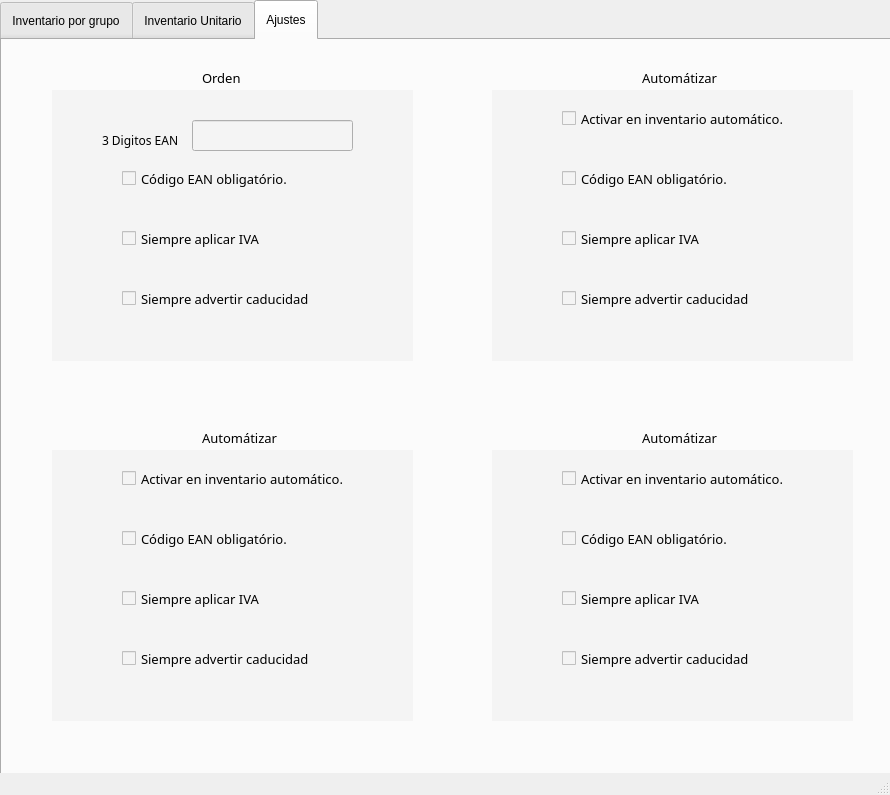
This is UI/modulo_producto_unidad.ui in adriii0104/ABAS_SYSTEM as Qt 5 draws it before an edit. The edited form follows.
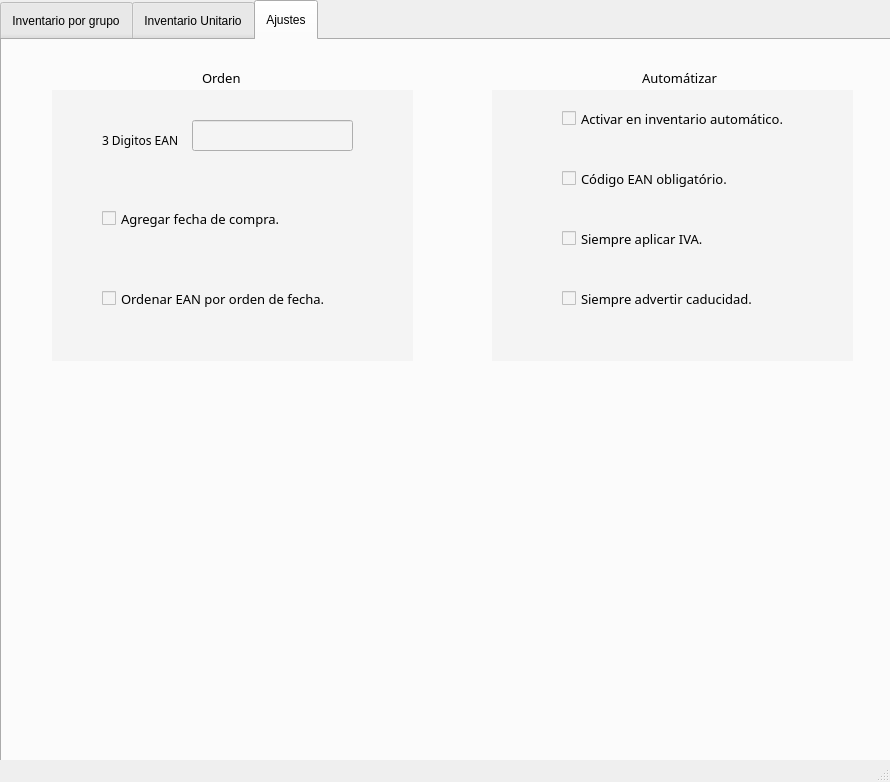
This is the edited form. Icons and pictures are not drawn.

```diff
--- a/UI/modulo_producto_unidad.ui
+++ b/UI/modulo_producto_unidad.ui
@@ -7,7 +7,7 @@
     <x>0</x>
     <y>0</y>
     <width>890</width>
-    <height>795</height>
+    <height>782</height>
    </rect>
   </property>
   <property name="windowTitle">
@@ -1341,7 +1341,7 @@
         </font>
        </property>
        <property name="text">
-        <string>Siempre aplicar IVA</string>
+        <string>Siempre aplicar IVA.</string>
        </property>
       </widget>
       <widget class="QCheckBox" name="checkBox_6">
@@ -1360,7 +1360,7 @@
         </font>
        </property>
        <property name="text">
-        <string>Siempre advertir caducidad</string>
+        <string>Siempre advertir caducidad.</string>
        </property>
       </widget>
      </widget>
@@ -1376,63 +1376,6 @@
       <property name="styleSheet">
        <string notr="true">background: #f4f4f4;</string>
       </property>
-      <widget class="QCheckBox" name="checkBox_16">
-       <property name="geometry">
-        <rect>
-         <x>70</x>
-         <y>80</y>
-         <width>261</width>
-         <height>17</height>
-        </rect>
-       </property>
-       <property name="font">
-        <font>
-         <family>Bahnschrift Light</family>
-         <pointsize>10</pointsize>
-        </font>
-       </property>
-       <property name="text">
-        <string>Código EAN obligatório.</string>
-       </property>
-      </widget>
-      <widget class="QCheckBox" name="checkBox_17">
-       <property name="geometry">
-        <rect>
-         <x>70</x>
-         <y>140</y>
-         <width>261</width>
-         <height>17</height>
-        </rect>
-       </property>
-       <property name="font">
-        <font>
-         <family>Bahnschrift Light</family>
-         <pointsize>10</pointsize>
-        </font>
-       </property>
-       <property name="text">
-        <string>Siempre aplicar IVA</string>
-       </property>
-      </widget>
-      <widget class="QCheckBox" name="checkBox_18">
-       <property name="geometry">
-        <rect>
-         <x>70</x>
-         <y>200</y>
-         <width>261</width>
-         <height>17</height>
-        </rect>
-       </property>
-       <property name="font">
-        <font>
-         <family>Bahnschrift Light</family>
-         <pointsize>10</pointsize>
-        </font>
-       </property>
-       <property name="text">
-        <string>Siempre advertir caducidad</string>
-       </property>
-      </widget>
       <widget class="QLineEdit" name="lineEdit_19">
        <property name="geometry">
         <rect>
@@ -1461,24 +1404,11 @@
         <string>3 Digitos EAN</string>
        </property>
       </widget>
-     </widget>
-     <widget class="QWidget" name="widget_5" native="true">
-      <property name="geometry">
-       <rect>
-        <x>50</x>
-        <y>410</y>
-        <width>361</width>
-        <height>271</height>
-       </rect>
-      </property>
-      <property name="styleSheet">
-       <string notr="true">background: #f4f4f4;</string>
-      </property>
-      <widget class="QCheckBox" name="checkBox_23">
+      <widget class="QCheckBox" name="checkBox_7">
        <property name="geometry">
         <rect>
-         <x>70</x>
-         <y>20</y>
+         <x>50</x>
+         <y>120</y>
          <width>261</width>
          <height>17</height>
         </rect>
@@ -1490,51 +1420,13 @@
         </font>
        </property>
        <property name="text">
-        <string>Activar en inventario automático.</string>
+        <string>Agregar fecha de compra.</string>
        </property>
       </widget>
-      <widget class="QCheckBox" name="checkBox_24">
+      <widget class="QCheckBox" name="checkBox_8">
        <property name="geometry">
         <rect>
-         <x>70</x>
-         <y>80</y>
-         <width>261</width>
-         <height>17</height>
-        </rect>
-       </property>
-       <property name="font">
-        <font>
-         <family>Bahnschrift Light</family>
-         <pointsize>10</pointsize>
-        </font>
-       </property>
-       <property name="text">
-        <string>Código EAN obligatório.</string>
-       </property>
-      </widget>
-      <widget class="QCheckBox" name="checkBox_25">
-       <property name="geometry">
-        <rect>
-         <x>70</x>
-         <y>140</y>
-         <width>261</width>
-         <height>17</height>
-        </rect>
-       </property>
-       <property name="font">
-        <font>
-         <family>Bahnschrift Light</family>
-         <pointsize>10</pointsize>
-        </font>
-       </property>
-       <property name="text">
-        <string>Siempre aplicar IVA</string>
-       </property>
-      </widget>
-      <widget class="QCheckBox" name="checkBox_26">
-       <property name="geometry">
-        <rect>
-         <x>70</x>
+         <x>50</x>
          <y>200</y>
          <width>261</width>
          <height>17</height>
@@ -1547,118 +1439,10 @@
         </font>
        </property>
        <property name="text">
-        <string>Siempre advertir caducidad</string>
+        <string>Ordenar EAN por orden de fecha.</string>
        </property>
       </widget>
      </widget>
-     <widget class="QWidget" name="widget_6" native="true">
-      <property name="geometry">
-       <rect>
-        <x>490</x>
-        <y>410</y>
-        <width>361</width>
-        <height>271</height>
-       </rect>
-      </property>
-      <property name="styleSheet">
-       <string notr="true">background: #f4f4f4;</string>
-      </property>
-      <widget class="QCheckBox" name="checkBox_31">
-       <property name="geometry">
-        <rect>
-         <x>70</x>
-         <y>20</y>
-         <width>261</width>
-         <height>17</height>
-        </rect>
-       </property>
-       <property name="font">
-        <font>
-         <family>Bahnschrift Light</family>
-         <pointsize>10</pointsize>
-        </font>
-       </property>
-       <property name="text">
-        <string>Activar en inventario automático.</string>
-       </property>
-      </widget>
-      <widget class="QCheckBox" name="checkBox_32">
-       <property name="geometry">
-        <rect>
-         <x>70</x>
-         <y>80</y>
-         <width>261</width>
-         <height>17</height>
-        </rect>
-       </property>
-       <property name="font">
-        <font>
-         <family>Bahnschrift Light</family>
-         <pointsize>10</pointsize>
-        </font>
-       </property>
-       <property name="text">
-        <string>Código EAN obligatório.</string>
-       </property>
-      </widget>
-      <widget class="QCheckBox" name="checkBox_33">
-       <property name="geometry">
-        <rect>
-         <x>70</x>
-         <y>140</y>
-         <width>261</width>
-         <height>17</height>
-        </rect>
-       </property>
-       <property name="font">
-        <font>
-         <family>Bahnschrift Light</family>
-         <pointsize>10</pointsize>
-        </font>
-       </property>
-       <property name="text">
-        <string>Siempre aplicar IVA</string>
-       </property>
-      </widget>
-      <widget class="QCheckBox" name="checkBox_34">
-       <property name="geometry">
-        <rect>
-         <x>70</x>
-         <y>200</y>
-         <width>261</width>
-         <height>17</height>
-        </rect>
-       </property>
-       <property name="font">
-        <font>
-         <family>Bahnschrift Light</family>
-         <pointsize>10</pointsize>
-        </font>
-       </property>
-       <property name="text">
-        <string>Siempre advertir caducidad</string>
-       </property>
-      </widget>
-     </widget>
-     <widget class="QLabel" name="label_2">
-      <property name="geometry">
-       <rect>
-        <x>640</x>
-        <y>390</y>
-        <width>91</width>
-        <height>16</height>
-       </rect>
-      </property>
-      <property name="font">
-       <font>
-        <family>Bahnschrift SemiBold</family>
-        <pointsize>10</pointsize>
-       </font>
-      </property>
-      <property name="text">
-       <string>Automátizar</string>
-      </property>
-     </widget>
      <widget class="QLabel" name="label_37">
       <property name="geometry">
        <rect>
@@ -1678,25 +1462,6 @@
        <string>Orden</string>
       </property>
      </widget>
-     <widget class="QLabel" name="label_38">
-      <property name="geometry">
-       <rect>
-        <x>200</x>
-        <y>390</y>
-        <width>91</width>
-        <height>16</height>
-       </rect>
-      </property>
-      <property name="font">
-       <font>
-        <family>Bahnschrift SemiBold</family>
-        <pointsize>10</pointsize>
-       </font>
-      </property>
-      <property name="text">
-       <string>Automátizar</string>
-      </property>
-     </widget>
     </widget>
    </widget>
   </widget>
```
